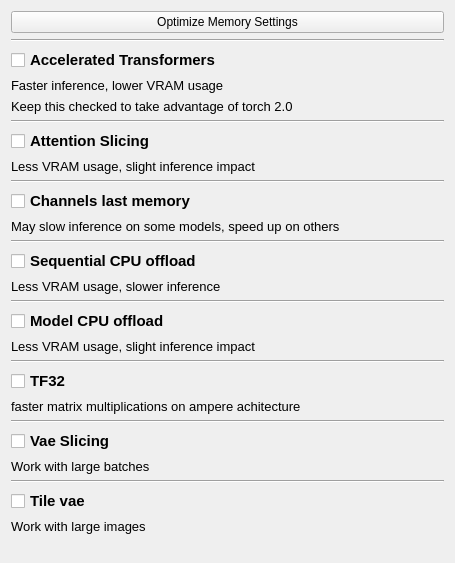
Above: src/airunner/widgets/memory_preferences/templates/memory_preferences.ui from Capsize-Games/airunner before the change. Below: the same form after it.
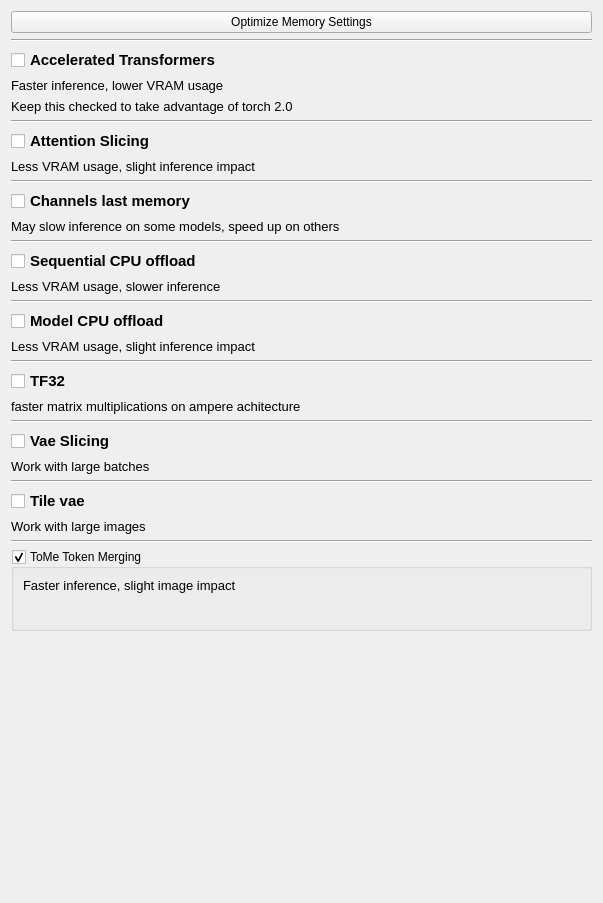
That is the form after the change. Custom widgets are drawn as their Qt base class.

Commit message: Adds tome_sd support for more efficeint memory usage

Diff of the .ui file:
```diff
--- a/src/airunner/widgets/memory_preferences/templates/memory_preferences.ui
+++ b/src/airunner/widgets/memory_preferences/templates/memory_preferences.ui
@@ -6,8 +6,8 @@
    <rect>
     <x>0</x>
     <y>0</y>
-    <width>455</width>
-    <height>563</height>
+    <width>603</width>
+    <height>903</height>
    </rect>
   </property>
   <property name="windowTitle">
@@ -347,6 +347,83 @@
        </property>
       </widget>
      </item>
+     <item>
+      <widget class="Line" name="line_9">
+       <property name="orientation">
+        <enum>Qt::Horizontal</enum>
+       </property>
+      </widget>
+     </item>
+     <item>
+      <widget class="QGroupBox" name="use_tome">
+       <property name="toolTip">
+        <string>Merge redundant tokens for faster inference. May result in slight reduction in image quality.</string>
+       </property>
+       <property name="title">
+        <string>ToMe Token Merging</string>
+       </property>
+       <property name="checkable">
+        <bool>true</bool>
+       </property>
+       <layout class="QGridLayout" name="gridLayout_2">
+        <item row="0" column="0">
+         <widget class="QLabel" name="label_10">
+          <property name="font">
+           <font>
+            <pointsize>10</pointsize>
+           </font>
+          </property>
+          <property name="text">
+           <string>Faster inference, slight image impact</string>
+          </property>
+         </widget>
+        </item>
+        <item row="1" column="0">
+         <widget class="SliderWidget" name="tome_sd_ratio" native="true">
+          <property name="minimumSize">
+           <size>
+            <width>0</width>
+            <height>20</height>
+           </size>
+          </property>
+          <property name="label_text" stdset="0">
+           <string>Ratio</string>
+          </property>
+          <property name="slider_callback" stdset="0">
+           <string notr="true">handle_value_change</string>
+          </property>
+          <property name="current_value" stdset="0">
+           <number>1000</number>
+          </property>
+          <property name="slider_maximum" stdset="0">
+           <number>1000</number>
+          </property>
+          <property name="spinbox_maximum" stdset="0">
+           <double>1.000000000000000</double>
+          </property>
+          <property name="display_as_float" stdset="0">
+           <bool>true</bool>
+          </property>
+          <property name="spinbox_single_step" stdset="0">
+           <double>0.010000000000000</double>
+          </property>
+          <property name="spinbox_page_step" stdset="0">
+           <double>0.100000000000000</double>
+          </property>
+          <property name="spinbox_minimum" stdset="0">
+           <double>0.000000000000000</double>
+          </property>
+          <property name="slider_minimum" stdset="0">
+           <number>0</number>
+          </property>
+          <property name="settings_property" stdset="0">
+           <string>memory_settings.tome_sd_ratio</string>
+          </property>
+         </widget>
+        </item>
+       </layout>
+      </widget>
+     </item>
      <item>
       <spacer name="verticalSpacer">
        <property name="orientation">
@@ -364,6 +441,14 @@
    </item>
   </layout>
  </widget>
+ <customwidgets>
+  <customwidget>
+   <class>SliderWidget</class>
+   <extends>QWidget</extends>
+   <header>airunner/widgets/slider/slider_widget</header>
+   <container>1</container>
+  </customwidget>
+ </customwidgets>
  <resources/>
  <connections>
   <connection>
```
Left out of the diff: 29 changed lines with no effect on the pictures. The commit also changes 5 other files.
